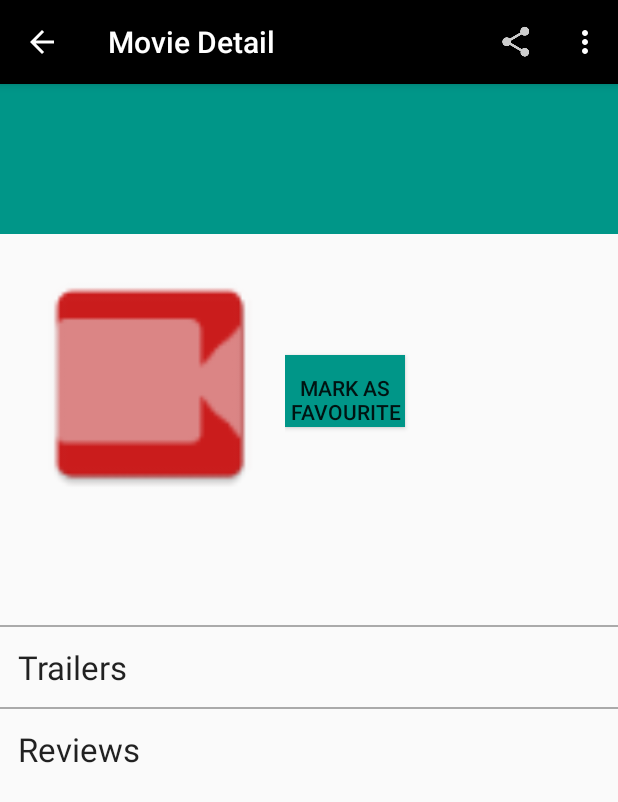
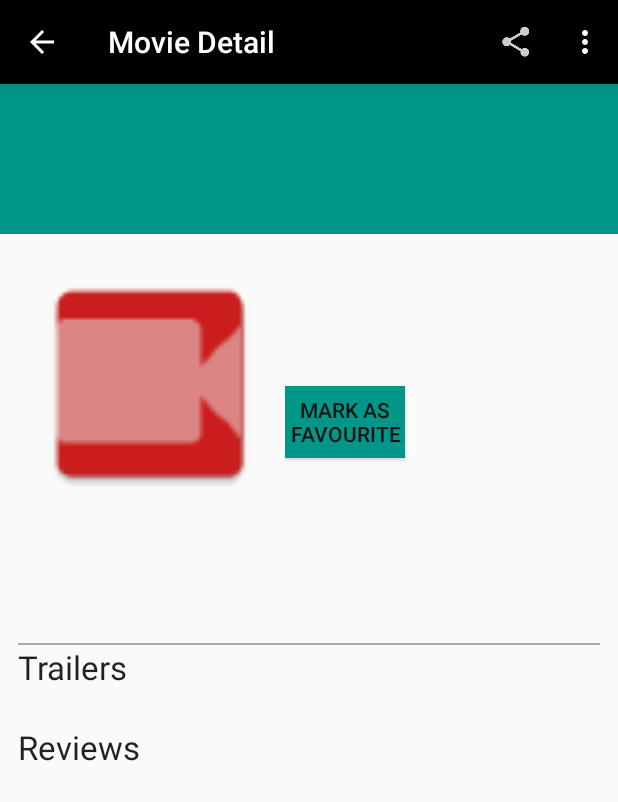
Before and after one commit to gkhera12/PopularMovie, an Android app: the DetailFragment screen opened directly, with no data from a screen before it, on a phone screen of 412 x 824 dp. Shown: the top 802 px of the screen. Run offline under Robolectric (Android 15) with nearby library versions, the phone set to English and light mode, and no system bars; our stand-ins replace Picasso; pictures from the network do not load; 2 statements that could not run were skipped.

Commit message:
Refactoring Popular Movie Stage 2

```diff
--- a/app/src/main/AndroidManifest.xml
+++ b/app/src/main/AndroidManifest.xml
@@ -13,7 +13,7 @@
         android:theme="@style/AppTheme" >
         <provider
             android:authorities="com.example.eightleaves.popularmovie"
-            android:name=".data.MovieProvider">
+            android:name=".models.data.MovieProvider">
         </provider>
         <activity android:name=".MainActivity" >
             <intent-filter>
@@ -33,7 +33,8 @@
         <activity
             android:name=".SettingsActivity"
             android:label="@string/title_activity_settings"
-            android:parentActivityName=".MainActivity" >
+            android:theme="@style/SettingsTheme"
+            android:parentActivityName="com.example.eightleaves.popularmovie.MainActivity" >
             <meta-data
                 android:name="android.support.PARENT_ACTIVITY"
                 android:value="com.example.eightleaves.popularmovie.MainActivity" />
--- a/app/src/main/java/com/example/eightleaves/popularmovie/DetailActivity.java
+++ b/app/src/main/java/com/example/eightleaves/popularmovie/DetailActivity.java
@@ -34,12 +34,7 @@ public class DetailActivity extends AppCompatActivity {
 
     @Override
     public boolean onOptionsItemSelected(MenuItem item) {
-        // Handle action bar item clicks here. The action bar will
-        // automatically handle clicks on the Home/Up button, so long
-        // as you specify a parent activity in AndroidManifest.xml.
         int id = item.getItemId();
-
-        //noinspection SimplifiableIfStatement
         if (id == R.id.action_settings) {
             startActivity(new Intent(this, SettingsActivity.class));
             return true;
--- a/app/src/main/java/com/example/eightleaves/popularmovie/MainActivity.java
+++ b/app/src/main/java/com/example/eightleaves/popularmovie/MainActivity.java
@@ -8,7 +8,6 @@ import android.os.Bundle;
 import android.view.Menu;
 import android.view.MenuItem;
 
-//import com.facebook.stetho.Stetho;
 
 public class MainActivity extends AppCompatActivity implements MovieFragment.Callback {
     private String mSortSetting;
@@ -19,10 +18,7 @@ public class MainActivity extends AppCompatActivity implements MovieFragment.Cal
     protected void onCreate(Bundle savedInstanceState) {
         super.onCreate(savedInstanceState);
 
-  //      Stetho.initializeWithDefaults(this);
         setContentView(R.layout.activity_main);
-
-
         if (findViewById(R.id.movie_detail_container) != null) {
             mTwoPane = true;
             if (savedInstanceState == null) {
--- a/app/src/main/java/com/example/eightleaves/popularmovie/MovieFragment.java
+++ b/app/src/main/java/com/example/eightleaves/popularmovie/MovieFragment.java
@@ -17,11 +17,11 @@ import android.widget.ListView;
 import android.widget.Toast;
 
 import com.example.eightleaves.popularmovie.adapters.MovieAdapter;
-import com.example.eightleaves.popularmovie.data.MovieContract;
+import com.example.eightleaves.popularmovie.models.data.MovieContract;
 import com.example.eightleaves.popularmovie.event.EventExecutor;
 import com.example.eightleaves.popularmovie.event.GetMovieDataEvent;
 import com.example.eightleaves.popularmovie.event.MovieUpdateSuccessEvent;
-import com.example.eightleaves.popularmovie.models.MovieDataUpdator;
+import com.example.eightleaves.popularmovie.models.data.MovieDataUpdator;
 import com.example.eightleaves.popularmovie.otto.MovieBus;
 import com.squareup.otto.Subscribe;
 
@@ -115,7 +115,7 @@ public class MovieFragment extends Fragment implements LoaderManager.LoaderCallb
         if(!Utility.getPreferredSortSetting(getContext()).equals("favorite")) {
             updateMovie();
         }
-            getLoaderManager().restartLoader(MOVIE_LOADER, null, this);
+        getLoaderManager().restartLoader(MOVIE_LOADER, null, this);
         mPosition = GridView.INVALID_POSITION;
     }
 
--- a/app/src/main/java/com/example/eightleaves/popularmovie/adapters/TrailerAdapter.java
+++ b/app/src/main/java/com/example/eightleaves/popularmovie/adapters/TrailerAdapter.java
@@ -67,8 +67,7 @@ public class TrailerAdapter extends RecyclerView.Adapter<TrailerAdapter.ViewHold
             public void onClick(View v) {
                 Context context = v.getContext();
                 context.startActivity(new Intent(Intent.ACTION_VIEW,
-                        Uri.parse("http://www.youtube.com/watch?v=" + mValues.get(position).getKey())));
-
+                        Uri.parse(Utility.formatLink(context,mValues.get(position).getKey()))));
             }
         });
 
--- a/app/src/main/java/com/example/eightleaves/popularmovie/data/MovieContract.java
+++ b/app/src/main/java/com/example/eightleaves/popularmovie/models/data/MovieContract.java
@@ -1,4 +1,4 @@
-package com.example.eightleaves.popularmovie.data;
+package com.example.eightleaves.popularmovie.models.data;
 
 import android.content.ContentResolver;
 import android.content.ContentUris;
--- a/app/src/main/java/com/example/eightleaves/popularmovie/models/MovieDataUpdator.java
+++ b/app/src/main/java/com/example/eightleaves/popularmovie/models/data/MovieDataUpdator.java
@@ -1,4 +1,4 @@
-package com.example.eightleaves.popularmovie.models;
+package com.example.eightleaves.popularmovie.models.data;
 
 import android.content.ContentUris;
 import android.content.ContentValues;
@@ -8,10 +8,11 @@ import android.net.Uri;
 import android.util.Log;
 import android.widget.Toast;
 
-import com.example.eightleaves.popularmovie.data.MovieContract;
 import com.example.eightleaves.popularmovie.event.GetMovieDataResultEvent;
 import com.example.eightleaves.popularmovie.event.MarkFavouriteEvent;
 import com.example.eightleaves.popularmovie.event.MovieUpdateSuccessEvent;
+import com.example.eightleaves.popularmovie.models.Movie;
+import com.example.eightleaves.popularmovie.models.MovieResults;
 import com.example.eightleaves.popularmovie.otto.MovieBus;
 import com.squareup.otto.Subscribe;
 
--- a/app/src/main/java/com/example/eightleaves/popularmovie/data/MovieDbHelper.java
+++ b/app/src/main/java/com/example/eightleaves/popularmovie/models/data/MovieDbHelper.java
@@ -1,10 +1,10 @@
-package com.example.eightleaves.popularmovie.data;
+package com.example.eightleaves.popularmovie.models.data;
 
 import android.content.Context;
 import android.database.sqlite.SQLiteDatabase;
 import android.database.sqlite.SQLiteOpenHelper;
-import com.example.eightleaves.popularmovie.data.MovieContract.MovieEntry;
-import com.example.eightleaves.popularmovie.data.MovieContract.SortEntry;
+import com.example.eightleaves.popularmovie.models.data.MovieContract.MovieEntry;
+import com.example.eightleaves.popularmovie.models.data.MovieContract.SortEntry;
 /**
  * Created by gkhera on 19/02/2016.
  */
--- a/app/src/main/java/com/example/eightleaves/popularmovie/data/MovieProvider.java
+++ b/app/src/main/java/com/example/eightleaves/popularmovie/models/data/MovieProvider.java
@@ -1,4 +1,4 @@
-package com.example.eightleaves.popularmovie.data;
+package com.example.eightleaves.popularmovie.models.data;
 
 import android.annotation.TargetApi;
 import android.content.ContentProvider;
--- a/app/src/main/res/layout-sw600dp/activity_main.xml
+++ b/app/src/main/res/layout-sw600dp/activity_main.xml
@@ -13,7 +13,7 @@
         android:name="com.example.eightleaves.popularmovie.MovieFragment"
         android:layout_width="0dp"
         android:layout_height="match_parent"
-        android:layout_weight="2"
+        android:layout_weight="3"
         tools:layout="@android:layout/list_content" />
 
     <FrameLayout
--- a/app/src/main/res/layout/fragment_detail.xml
+++ b/app/src/main/res/layout/fragment_detail.xml
@@ -19,7 +19,7 @@
         <TextView
             android:layout_width="match_parent"
             android:layout_height="match_parent"
-            android:textAppearance="?android:attr/textAppearanceLarge"
+            android:textSize="24sp"
             android:id="@+id/list_item_movie_title"
             android:gravity="center_vertical"
             android:textColor="@color/title_text_color"
@@ -54,7 +54,7 @@
                 <TextView
                     android:layout_width="wrap_content"
                     android:layout_height="wrap_content"
-                    android:textAppearance="?android:attr/textAppearanceMedium"
+                    android:textAppearance="?android:attr/textAppearanceLarge"
                     android:id="@+id/list_item_movie_year" />
 
                 <TextView
@@ -69,14 +69,14 @@
                     android:layout_height="wrap_content"
                     android:textAppearance="?android:attr/textAppearanceSmall"
                     android:id="@+id/list_item_movie_rating"
-                    android:textStyle="bold" />
+                    android:textColor="@android:color/black" />
 
                 <Button
                     android:id="@+id/list_item_movie_favorite"
                     android:layout_width="80dp"
                     android:layout_height="wrap_content"
                     android:text="@string/favorite_movie"
-                    android:paddingTop="@dimen/detail_fragment_padding"
+                    android:layout_marginTop="@dimen/layout_margin"
                     android:background="@color/title_layout_background"
                     android:gravity="center_vertical|center_horizontal" />
 
@@ -90,30 +90,28 @@
             android:id="@+id/list_item_movie_overview"
             android:layout_margin="@dimen/layout_margin" />
 
-    <View
-        android:layout_width="match_parent"
-        android:layout_height="1dp"
-        android:background="@android:color/darker_gray"/>
         <LinearLayout
             android:orientation="vertical"
             android:layout_width="match_parent"
             android:layout_height="wrap_content"
             android:layout_margin="12dp">
+            <View
+                android:layout_width="match_parent"
+                android:layout_height="1dp"
+                android:background="@android:color/darker_gray"/>
             <TextView
                 android:layout_width="wrap_content"
                 android:layout_height="wrap_content"
                 android:textAppearance="?android:attr/textAppearanceLarge"
                 android:text="@string/trailers" />
+
             <android.support.v7.widget.RecyclerView
                 android:layout_width="match_parent"
                 android:layout_height="match_parent"
-            android:id="@+id/list_item_movie_trailers_list"
-            />
+                android:id="@+id/list_item_movie_trailers_list" />
+
         </LinearLayout>
-        <View
-            android:layout_width="match_parent"
-            android:layout_height="1dp"
-            android:background="@android:color/darker_gray"/>
+
         <LinearLayout
             android:orientation="vertical"
             android:layout_width="match_parent"
--- a/app/src/main/res/layout/list_item_movie.xml
+++ b/app/src/main/res/layout/list_item_movie.xml
@@ -8,6 +8,7 @@
         android:layout_height="@dimen/image_layout_height"
         android:scaleType="fitXY"
         android:id="@+id/list_item_movie_image"
-        android:src="@mipmap/ic_launcher"/>
+        android:src="@mipmap/ic_launcher"
+        android:contentDescription="@string/popular_movie"/>
 
 </LinearLayout>
--- a/app/src/main/res/values/strings.xml
+++ b/app/src/main/res/values/strings.xml
@@ -19,5 +19,6 @@
     <string name="trailers">Trailers</string>
     <string name="youtube_link">http://www.youtube.com/watch?v=</string>
     <string name="favorite_movie">Mark as Favourite</string>
-
+    <style name="SettingsTheme" parent="AppTheme">
+    </style>
 </resources>
--- a/app/src/main/res/xml/pref_general.xml
+++ b/app/src/main/res/xml/pref_general.xml
@@ -1,4 +1,3 @@
-<?xml version="1.0" encoding="utf-8"?>
 <PreferenceScreen xmlns:android="http://schemas.android.com/apk/res/android">
     <ListPreference
         android:key="@string/pref_sort_key"
```
Also changed, not shown: app/src/main/java/com/example/eightleaves/popularmovie/DetailFragment.java (+5 -2 lines), app/src/main/java/com/example/eightleaves/popularmovie/SettingsActivity.java (+8 -0 lines), app/src/main/java/com/example/eightleaves/popularmovie/adapters/MovieAdapter.java (+0 -12 lines), app/src/main/res/layout/list_item_trailer.xml (+13 -2 lines). Lines whose indentation alone changed are shown as unchanged.
